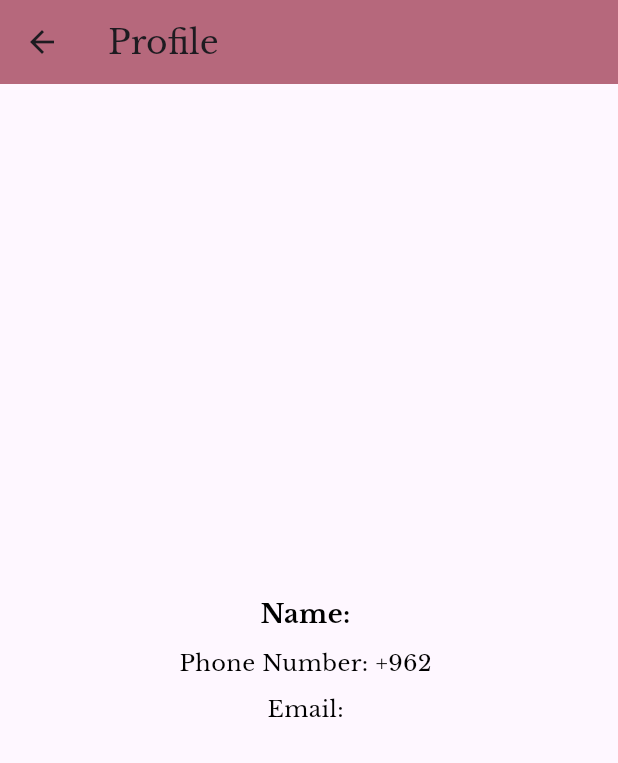
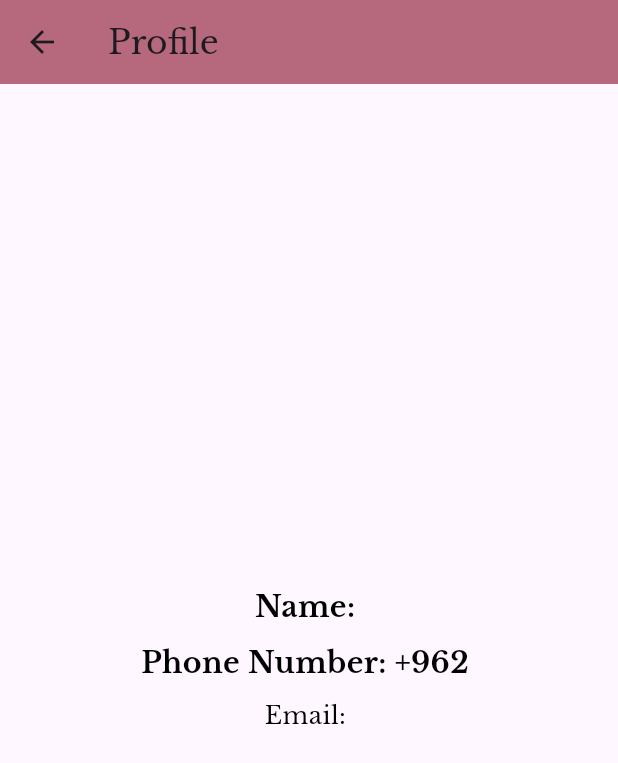
Before and after one commit to noura-zubaidi/Aroma-Aura, a Flutter app: the ProfileScreen screen opened directly, on a phone screen of 412 x 824 dp. Shown: the top 763 px of the screen. Run offline on Flutter 3.47's test engine with Material 3 defaults, Android fonts, the phone set to English and light mode, and no system bars; our stand-ins replace dio, firebase_auth, firebase_core, firebase_database, google_sign_in, hive and 3 more; accounts and stored records are empty; generated files the repository leaves out were written again.

Commit message:
latest update

```diff
--- a/lib/model/user_model.dart
+++ b/lib/model/user_model.dart
@@ -15,8 +15,11 @@ class UserModel extends HiveObject {
 
   @HiveField(3)
   String? email;
+  @HiveField(4)
+  String? userImage;
 
-  UserModel({this.uid, this.name, this.phoneNumber, this.email});
+  UserModel(
+      {this.uid, this.name, this.phoneNumber, this.email, this.userImage});
 
   Map<String, dynamic> toMap() {
     return {
@@ -24,15 +27,16 @@ class UserModel extends HiveObject {
       'name': name,
       'phoneNumber': phoneNumber,
       'email': email,
+      'userImage': userImage
     };
   }
 
   factory UserModel.fromMap(Map<String, dynamic> map) {
     return UserModel(
-      uid: map['uid'],
-      name: map['name'],
-      phoneNumber: map['phoneNumber'],
-      email: map['email'],
-    );
+        uid: map['uid'],
+        name: map['name'],
+        phoneNumber: map['phoneNumber'],
+        email: map['email'],
+        userImage: map['userImage']);
   }
 }
--- a/lib/view/screens/profile_screen.dart
+++ b/lib/view/screens/profile_screen.dart
@@ -158,7 +158,7 @@ class _ProfileScreenState extends State<ProfileScreen> {
                           'Name: ${_user!.name}',
                           style: const TextStyle(
                             fontFamily: 'LibreBold',
-                            fontSize: 17,
+                            fontSize: 19,
                             color: Colors.black,
                           ),
                         ),
@@ -169,8 +169,8 @@ class _ProfileScreenState extends State<ProfileScreen> {
                         child: Text(
                           'Phone Number: +962 ${_user!.phoneNumber}',
                           style: const TextStyle(
-                            fontFamily: 'LibreRegular',
-                            fontSize: 15,
+                            fontFamily: 'LibreBold',
+                            fontSize: 19,
                             color: Colors.black,
                           ),
                         ),
@@ -180,7 +180,7 @@ class _ProfileScreenState extends State<ProfileScreen> {
                         'Email: ${_user!.email}',
                         style: const TextStyle(
                           fontFamily: 'LibreRegular',
-                          fontSize: 15,
+                          fontSize: 16,
                           color: Colors.black,
                         ),
                       ),
```
Also changed, not shown: lib/main.dart (+2 -6 lines), lib/view/screens/item_screen.dart (+5 -5 lines), lib/view_model/orders_service.dart (+2 -6 lines), lib/model/user_model.g.dart.
